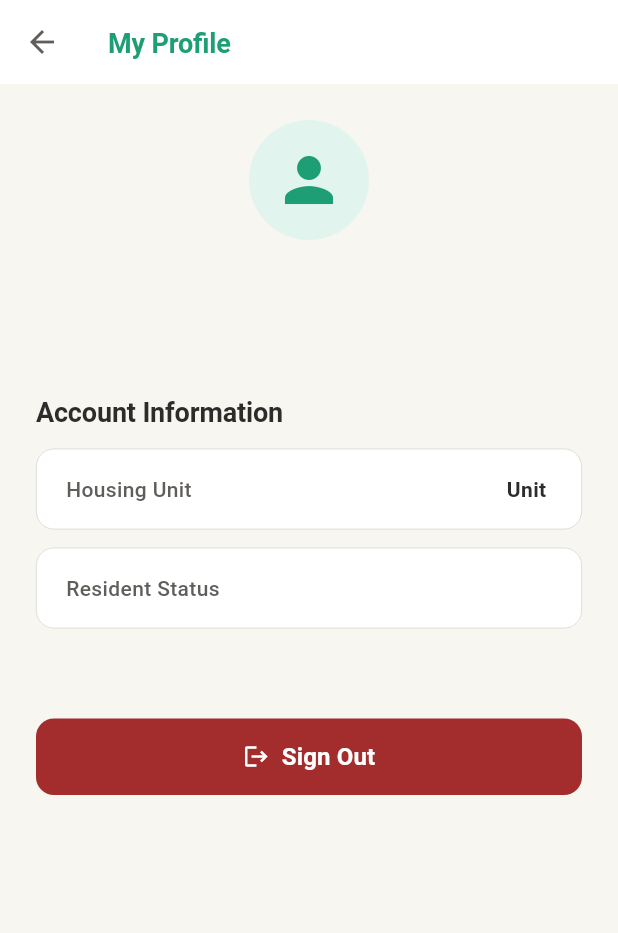
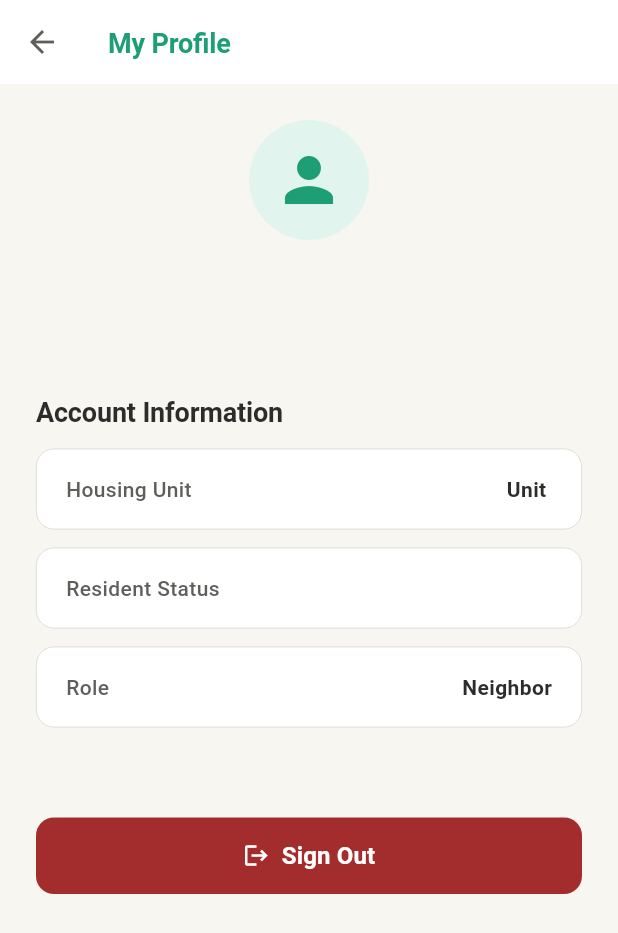
Before and after one commit to VladoDev/hueyappanv1, a Flutter app: the ProfileTab screen opened directly with empty values, on a phone screen of 412 x 824 dp. Shown: the top 933 px of the screen. Run offline on Flutter 3.47's test engine with Material 3 defaults, Android fonts, the phone set to English and light mode, and no system bars; our stand-ins replace cloud_firestore, drift, firebase_analytics, firebase_auth, firebase_core, firebase_crashlytics and 4 more; missing offline and left inert: flutter_ringtone_player; accounts and stored records are empty; generated files the repository leaves out were written again.

Commit message:
feat: add role field to Resident model and sync with Firebase Analytics/Crashlytics

```diff
--- a/lib/l10n/app_en.arb
+++ b/lib/l10n/app_en.arb
@@ -132,5 +132,8 @@
       }
     }
   },
-  "callAction": "Call"
+  "callAction": "Call",
+  "roleLabel": "Role",
+  "roleAdmin": "Admin",
+  "roleVecino": "Neighbor"
 }
--- a/lib/l10n/app_es.arb
+++ b/lib/l10n/app_es.arb
@@ -132,5 +132,8 @@
       }
     }
   },
-  "callAction": "Llamar"
+  "callAction": "Llamar",
+  "roleLabel": "Rol",
+  "roleAdmin": "Administrador",
+  "roleVecino": "Vecino"
 }
--- a/lib/l10n/app_localizations.dart
+++ b/lib/l10n/app_localizations.dart
@@ -619,6 +619,24 @@ abstract class AppLocalizations {
   /// In en, this message translates to:
   /// **'Call'**
   String get callAction;
+
+  /// No description provided for @roleLabel.
+  ///
+  /// In en, this message translates to:
+  /// **'Role'**
+  String get roleLabel;
+
+  /// No description provided for @roleAdmin.
+  ///
+  /// In en, this message translates to:
+  /// **'Admin'**
+  String get roleAdmin;
+
+  /// No description provided for @roleVecino.
+  ///
+  /// In en, this message translates to:
+  /// **'Neighbor'**
+  String get roleVecino;
 }
 
 class _AppLocalizationsDelegate
--- a/lib/l10n/app_localizations_en.dart
+++ b/lib/l10n/app_localizations_en.dart
@@ -284,4 +284,13 @@ class AppLocalizationsEn extends AppLocalizations {
 
   @override
   String get callAction => 'Call';
+
+  @override
+  String get roleLabel => 'Role';
+
+  @override
+  String get roleAdmin => 'Admin';
+
+  @override
+  String get roleVecino => 'Neighbor';
 }
--- a/lib/src/core/router/router.dart
+++ b/lib/src/core/router/router.dart
@@ -137,6 +137,7 @@ final routerProvider = Provider<GoRouter>((ref) {
                       email: user.email,
                       housingUnit: user.housingUnit,
                       status: user.accountStatus,
+                      role: user.role,
                     );
                   },
                 ),
--- a/lib/src/features/authentication/data/models/resident_model.dart
+++ b/lib/src/features/authentication/data/models/resident_model.dart
@@ -14,6 +14,7 @@ abstract class ResidentModel with _$ResidentModel {
     required String accountStatus,
     String? phone,
     String? residentType,
+    @Default('vecino') String role,
   }) = _ResidentModel;
 
   factory ResidentModel.fromJson(Map<String, dynamic> json) =>
@@ -27,6 +28,7 @@ abstract class ResidentModel with _$ResidentModel {
         accountStatus: entity.accountStatus,
         phone: entity.phone,
         residentType: entity.residentType,
+        role: entity.role,
       );
 }
 
@@ -39,5 +41,6 @@ extension ResidentModelX on ResidentModel {
         accountStatus: accountStatus,
         phone: phone,
         residentType: residentType,
+        role: role,
       );
 }
--- a/lib/src/features/authentication/data/repositories/auth_repository_impl.dart
+++ b/lib/src/features/authentication/data/repositories/auth_repository_impl.dart
@@ -43,9 +43,14 @@ class AuthRepositoryImpl implements AuthRepository {
         name: 'resident_type',
         value: profile.residentType ?? 'unknown',
       );
+      await FirebaseAnalytics.instance.setUserProperty(
+        name: 'user_role',
+        value: profile.role,
+      );
 
       await FirebaseCrashlytics.instance.setUserIdentifier(uid);
       await FirebaseCrashlytics.instance.setCustomKey('resident_type', profile.residentType ?? 'unknown');
+      await FirebaseCrashlytics.instance.setCustomKey('user_role', profile.role);
 
       return profile.toEntity();
     } catch (e, stackTrace) {
@@ -124,6 +129,7 @@ class AuthRepositoryImpl implements AuthRepository {
         accountStatus: 'Active',
         phone: phone.trim(),
         residentType: residentType,
+        role: 'vecino',
       );
 
       // 4. Save to Firestore
@@ -139,9 +145,14 @@ class AuthRepositoryImpl implements AuthRepository {
         name: 'resident_type',
         value: residentType,
       );
+      await FirebaseAnalytics.instance.setUserProperty(
+        name: 'user_role',
+        value: 'vecino',
+      );
 
       await FirebaseCrashlytics.instance.setUserIdentifier(uid);
       await FirebaseCrashlytics.instance.setCustomKey('resident_type', residentType);
+      await FirebaseCrashlytics.instance.setCustomKey('user_role', 'vecino');
 
       return profile.toEntity();
     } catch (e, stackTrace) {
--- a/lib/src/features/authentication/domain/entities/resident_entity.dart
+++ b/lib/src/features/authentication/domain/entities/resident_entity.dart
@@ -6,6 +6,7 @@ class ResidentEntity {
   final String accountStatus;
   final String? phone;
   final String? residentType;
+  final String role;
 
   const ResidentEntity({
     required this.uid,
@@ -15,7 +16,11 @@ class ResidentEntity {
     required this.accountStatus,
     this.phone,
     this.residentType,
+    this.role = 'vecino',
   });
+
+  bool get isAdmin => role == 'admin';
+  bool get isVecino => role == 'vecino';
 
   @override
   bool operator ==(Object other) =>
@@ -28,7 +33,8 @@ class ResidentEntity {
           housingUnit == other.housingUnit &&
           accountStatus == other.accountStatus &&
           phone == other.phone &&
-          residentType == other.residentType;
+          residentType == other.residentType &&
+          role == other.role;
 
   @override
   int get hashCode =>
@@ -38,5 +44,6 @@ class ResidentEntity {
       housingUnit.hashCode ^
       accountStatus.hashCode ^
       phone.hashCode ^
-      residentType.hashCode;
+      residentType.hashCode ^
+      role.hashCode;
 }
--- a/lib/src/features/authentication/presentation/widgets/profile_tab.dart
+++ b/lib/src/features/authentication/presentation/widgets/profile_tab.dart
@@ -9,6 +9,7 @@ class ProfileTab extends ConsumerWidget {
   final String email;
   final String housingUnit;
   final String status;
+  final String role;
 
   const ProfileTab({
     super.key,
@@ -16,6 +17,7 @@ class ProfileTab extends ConsumerWidget {
     required this.email,
     required this.housingUnit,
     required this.status,
+    required this.role,
   });
 
   @override
@@ -49,6 +51,7 @@ class ProfileTab extends ConsumerWidget {
           const SizedBox(height: 12),
           _buildInfoRow(l10n.housingUnitLabel, l10n.housingUnitValue(housingUnit), vc),
           _buildInfoRow(l10n.residentStatusLabel, status, vc),
+          _buildInfoRow(l10n.roleLabel, role == 'admin' ? l10n.roleAdmin : l10n.roleVecino, vc),
           const SizedBox(height: 48),
           _buildSignOutButton(context, ref, controller.isLoading, vc),
         ],
```
Also changed, not shown: lib/l10n/app_localizations_es.dart (+9 -0 lines), lib/src/features/authentication/data/models/resident_model.freezed.dart, lib/src/features/authentication/data/models/resident_model.g.dart, 1 other file.
